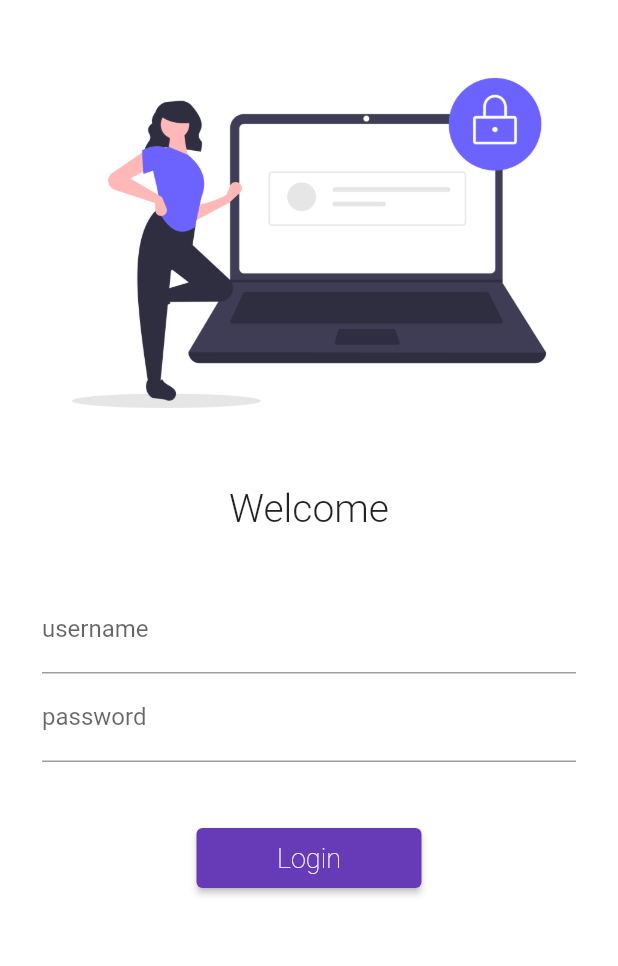
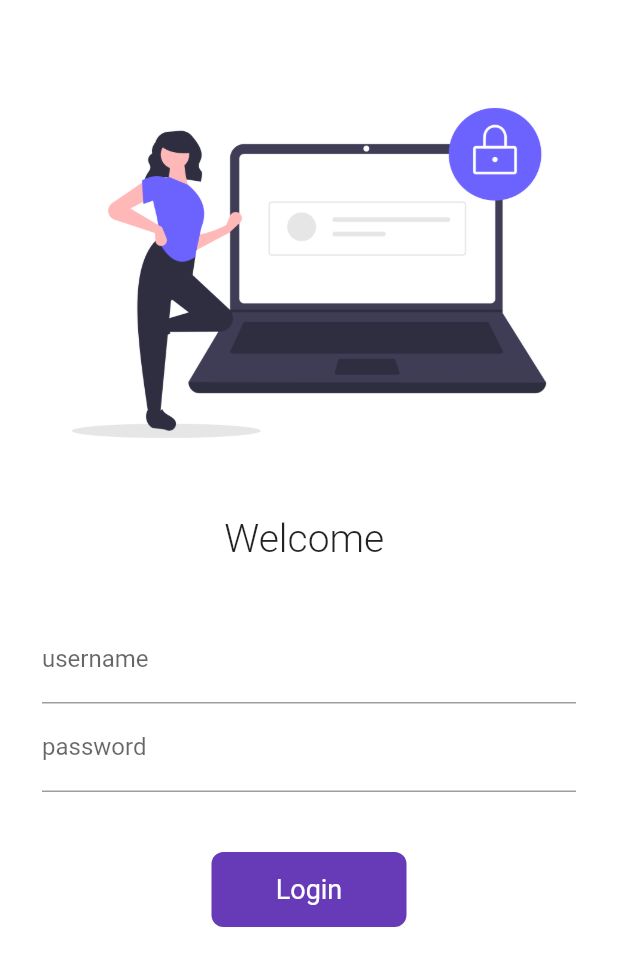
Before and after one commit to 07anhad/flutter-dev, a Flutter app: the screen it shows after launch, on a phone screen of 412 x 824 dp. Shown: the top 966 px of the screen. Run offline on Flutter 3.47's test engine with Material 2 defaults, Android fonts, the phone set to English and light mode, and no system bars; our stand-ins replace google_fonts; Roboto replaces fonts that are missing (Baloo).

Commit message:
stateful, animated login container and future delay

```diff
--- a/lib/pages/home_page.dart
+++ b/lib/pages/home_page.dart
@@ -11,7 +11,7 @@ class HomePage extends StatelessWidget {
       ),
       body: Center(
         child: Container(
-          child: Text("Welce to $days days of flutter by $name"),
+          child: Text("Welcome to $days days of flutter by $name"),
         ),
       ),
       drawer: Drawer(),
--- a/lib/pages/login_page.dart
+++ b/lib/pages/login_page.dart
@@ -1,8 +1,16 @@
 import 'package:flutter/material.dart';
 import 'package:fluttercatalog/utils/routes.dart';
 
-class LoginPage extends StatelessWidget {
+class LoginPage extends StatefulWidget {
   const LoginPage({Key? key}) : super(key: key);
+
+  @override
+  State<LoginPage> createState() => _LoginPageState();
+}
+
+class _LoginPageState extends State<LoginPage> {
+  String name = "";
+  bool changeButton = false;
 
   @override
   Widget build(BuildContext context) {
@@ -12,7 +20,7 @@ class LoginPage extends StatelessWidget {
           child: Column(
             children: [
               const SizedBox(
-                height: 20.0,
+                height: 40.0,
               ),
               Image.asset(
                 "assets/images/login-image.png",
@@ -21,8 +29,8 @@ class LoginPage extends StatelessWidget {
               const SizedBox(
                 height: 20.0,
               ),
-              const Text(
-                "Welcome",
+              Text(
+                "Welcome $name",
                 style: TextStyle(fontSize: 26, fontWeight: FontWeight.w300),
               ),
               const SizedBox(
@@ -36,6 +44,11 @@ class LoginPage extends StatelessWidget {
                     TextFormField(
                       decoration: const InputDecoration(
                           hintText: "Enter username", labelText: "username"),
+                      onChanged: (value) {
+                        name = value;
+                        setState(
+                            () {}); //stateful widget add dynamic changes to your screen
+                      },
                     ),
                     TextFormField(
                       obscureText: true,
@@ -45,18 +58,49 @@ class LoginPage extends StatelessWidget {
                     const SizedBox(
                       height: 40.0,
                     ),
-                    ElevatedButton(
-                      child: const Text("Login",
-                          style: TextStyle(
-                              fontSize: 18, fontWeight: FontWeight.w100)),
-                      style: TextButton.styleFrom(
-                          minimumSize: const Size(150, 40)),
-                      onPressed: () {
-                        // ignore: avoid_print
-                        // print("helloo anhad");
+                    InkWell(
+                      onTap: () async {
+                        setState(() {
+                          changeButton = true;
+                        });
+
+                        await Future.delayed(Duration(seconds: 1));
                         Navigator.pushNamed(context, MyRoutes.homeRoute);
                       },
+                      child: AnimatedContainer(
+                        duration: Duration(seconds: 1),
+                        height: 50,
+                        width: changeButton ? 50 : 130,
+                        alignment: Alignment.center,
+                        child: changeButton
+                            ? Icon(
+                                Icons.done,
+                                color: Colors.white,
+                                size: 20,
+                              )
+                            : Text(
+                                "Login",
+                                style: TextStyle(
+                                    color: Colors.white, fontSize: 18),
+                              ),
+                        decoration: BoxDecoration(
+                            color: Colors.deepPurple,
+                            borderRadius:
+                                BorderRadius.circular(changeButton ? 40 : 8)),
+                      ),
                     )
+                    // ElevatedButton(
+                    //   child: const Text("Login",
+                    //       style: TextStyle(
+                    //           fontSize: 18, fontWeight: FontWeight.w100)),
+                    //   style: TextButton.styleFrom(
+                    //       minimumSize: const Size(150, 40)),
+                    //   onPressed: () {
+                    //     // ignore: avoid_print
+                    //     // print("helloo anhad");
+                    //     Navigator.pushNamed(context, MyRoutes.homeRoute);
+                    //   },
+                    // )
                   ],
                 ),
               )
```
